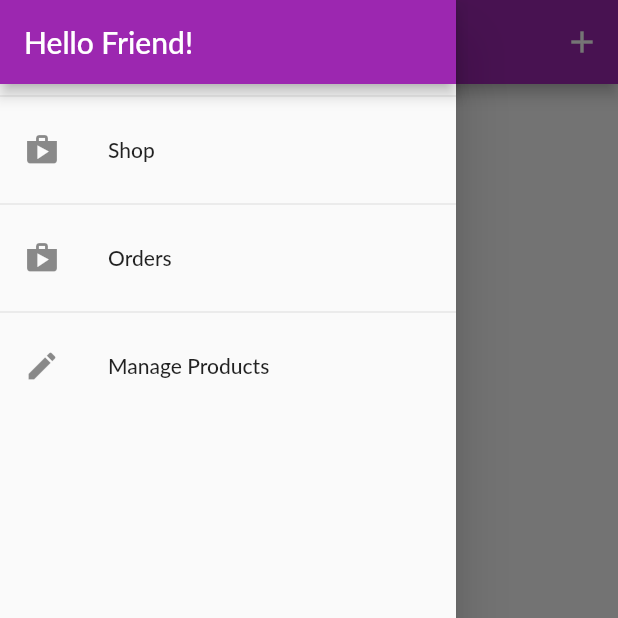
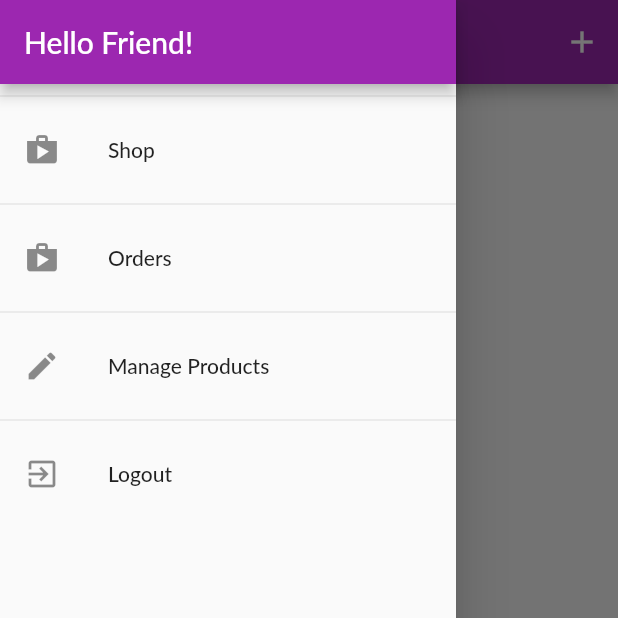
Before and after one commit to kilikafinal/shop_app, a Flutter app: the UserProductsScreen screen opened by its route, with the side drawer open, on a phone screen of 412 x 824 dp, the top half of it. Run offline on Flutter 3.47's test engine with Material 2 defaults, Android fonts, the phone set to English and light mode, and no system bars; our stand-ins replace flutter_dotenv; network calls fail; Roboto replaces fonts that are missing (Lato).

Commit message:
Added creator to products and subcategory of orders for user, logout functionality

```diff
--- a/lib/providers/order.dart
+++ b/lib/providers/order.dart
@@ -15,15 +15,16 @@ class OrderItem {
 class Order with ChangeNotifier {
   List<OrderItem> _orders = [];
   final String authToken;
+  final String userId;
 
-  Order(this.authToken, this._orders);
+  Order(this.authToken,this.userId, this._orders);
 
   List<OrderItem> get orders {
     return [..._orders];
   }
 
   Future<void> fetchAndSetOrders() async {
-    final url = 'https://fluter-db.firebaseio.com/orders.json?auth=$authToken';
+    final url = 'https://fluter-db.firebaseio.com/orders/$userId.json?auth=$authToken';
     final response = await http.get(url);
     final List<OrderItem> loadedOrders = [];
     final extractedData = json.decode(response.body) as Map<String, dynamic>;
@@ -54,7 +55,7 @@ class Order with ChangeNotifier {
   }
 
   Future<void> addOrder(List<CartItem> cartProducts, double total) async {
-    final url = 'https://fluter-db.firebaseio.com/orders.json?auth=$authToken';
+    final url = 'https://fluter-db.firebaseio.com/orders/$userId.json?auth=$authToken';
     final timestamp = DateTime.now();
     final response = await http.post(
       url,
--- a/lib/screens/products_overview_screen.dart
+++ b/lib/screens/products_overview_screen.dart
@@ -28,7 +28,7 @@ class _ProductsOverviewScreenState extends State<ProductsOverviewScreen> {
       setState(() {
         _isLoading = true;
       });
-      Provider.of<Products>(context).fetchAndSetProducts().then((value) {
+      Provider.of<Products>(context).fetchAndSetProducts(false).then((value) {
         setState(() {
           _isLoading = false;
         });
--- a/lib/screens/user_products_screen.dart
+++ b/lib/screens/user_products_screen.dart
@@ -9,14 +9,14 @@ import 'edit_product_screen.dart';
 class UserProductsScreen extends StatelessWidget {
   static const String routeName = "/userProductsScreen";
 
-  Future<void> _refreshProducts(BuildContext context) async{
-
-   await Provider.of<Products>(context).fetchAndSetProducts();
+  Future<void> _refreshProducts(BuildContext context) async {
+    await Provider.of<Products>(context, listen: false)
+        .fetchAndSetProducts(true);
   }
 
   @override
   Widget build(BuildContext context) {
-    final productData = Provider.of<Products>(context);
+//    final productData = Provider.of<Products>(context);
     return Scaffold(
       drawer: AppDrawer(),
       appBar: AppBar(
@@ -30,9 +30,18 @@ class UserProductsScreen extends StatelessWidget {
           )
         ],
       ),
-      body: RefreshIndicator(
+      body: FutureBuilder(
+        future: _refreshProducts(context),
+        builder: (ctx, snapshot) =>
+            snapshot.connectionState == ConnectionState.waiting
+                ? Center(
+                    child: CircularProgressIndicator(),
+                  )
+                : RefreshIndicator(
                     onRefresh: () => _refreshProducts(context),
-        child: Padding(
+                    child: Consumer<Products>(
+                      builder: (BuildContext context, Products productData,
+                          Widget child) => Padding(
                         padding: EdgeInsets.all(8),
                         child: ListView.builder(
                           itemCount: productData.items.length,
@@ -48,6 +57,8 @@ class UserProductsScreen extends StatelessWidget {
                         ),
                       ),
                     ),
+                  ),
+      ),
     );
   }
 }
--- a/lib/widgets/app_drawer.dart
+++ b/lib/widgets/app_drawer.dart
@@ -1,4 +1,6 @@
 import 'package:flutter/material.dart';
+import 'package:provider/provider.dart';
+import 'package:shopapp/providers/auth.dart';
 import 'package:shopapp/screens/orders_screen.dart';
 import 'package:shopapp/screens/user_products_screen.dart';
 
@@ -37,7 +39,16 @@ class AppDrawer extends StatelessWidget {
               Navigator.of(context)
                   .pushReplacementNamed(UserProductsScreen.routeName);
             },
-          )
+          ),
+          Divider(),
+          ListTile(
+            leading: Icon(Icons.exit_to_app),
+            title: Text("Logout"),
+            onTap: () {
+              Navigator.of(context).pop();
+              Provider.of<Auth>(context,listen: false).logout();
+            },
+          ),
         ],
       ),
     );
--- a/lib/widgets/product_item.dart
+++ b/lib/widgets/product_item.dart
@@ -43,7 +43,7 @@ class ProductItem extends StatelessWidget {
                   color: Theme.of(context).accentColor,
                 ),
                 onPressed: () {
-                  product.toggleFavoriteStatus(authData.token);
+                  product.toggleFavoriteStatus(authData.token, authData.userId);
                 },
               );
             },
```
Also changed, not shown: lib/main.dart (+4 -4 lines), lib/providers/Product.dart (+7 -6 lines), lib/providers/auth.dart (+11 -0 lines), lib/providers/products.dart (+18 -7 lines). Lines whose indentation alone changed are shown as unchanged.
